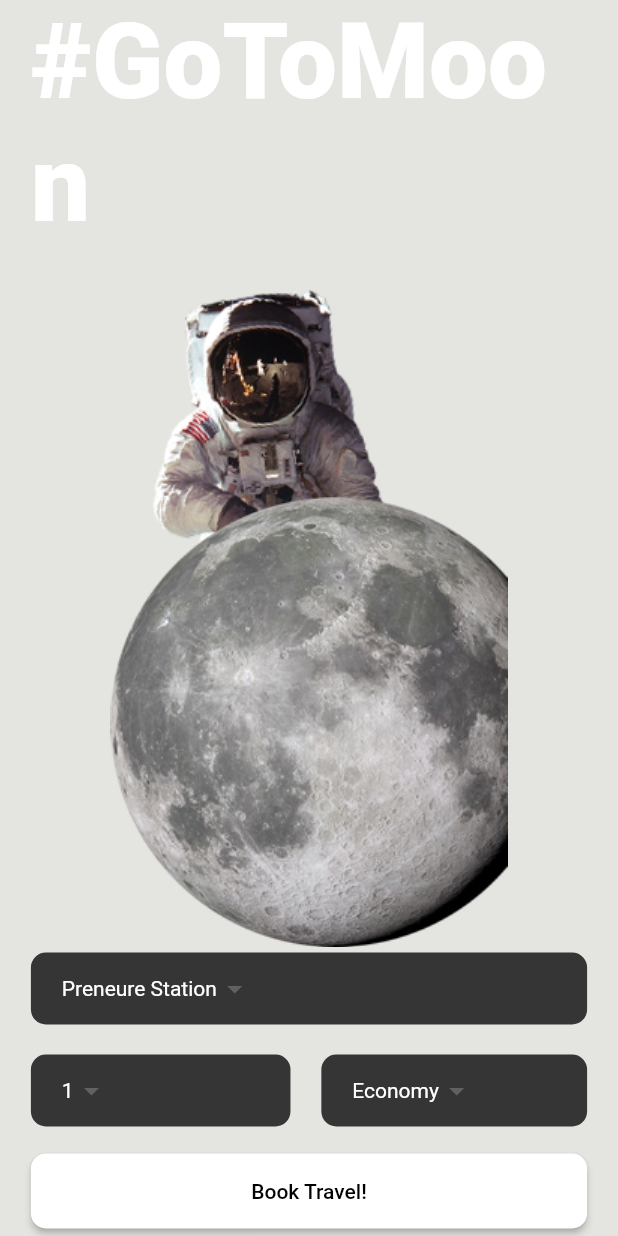
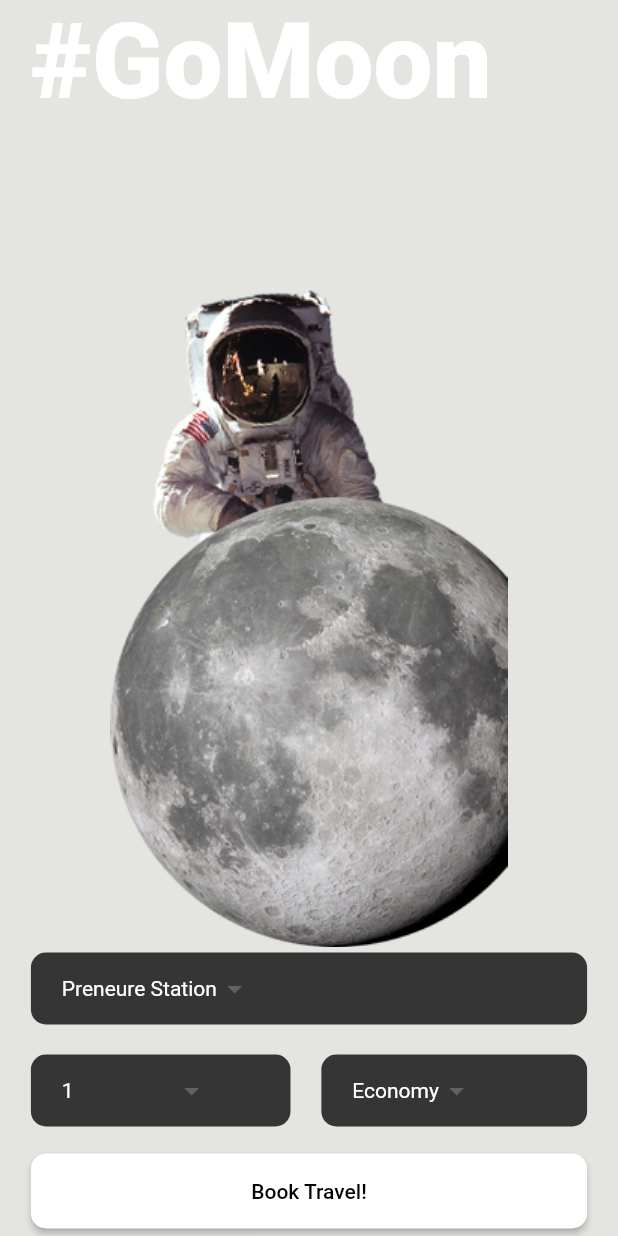
Before and after one commit to Nuri801/new_go_to_moon_UI, a Flutter app: the screen it shows after launch, on a phone screen of 412 x 824 dp. Run offline on Flutter 3.47's test engine with Material 2 defaults, Android fonts, the phone set to English and light mode, and no system bars.

```diff
--- a/lib/pages/home_page.dart
+++ b/lib/pages/home_page.dart
@@ -32,7 +32,7 @@ class HomePage extends StatelessWidget {
                       Row(
                         mainAxisAlignment: MainAxisAlignment.spaceBetween,
                         children: [
-                          DropDownWidget(items: ['1', '2', '3', '4'], width: deviceWidth * 0.42),
+                          DropDownWidget(items: ['1', '2', '3', '4', 'more than 4'], width: deviceWidth * 0.42),
                           DropDownWidget(items: ['Economy', 'Business', 'Luxury'], width: deviceWidth * 0.43),
                         ],
                       ),
@@ -63,7 +63,7 @@ class HomePage extends StatelessWidget {
 
   Widget _pageTitle() {
     return const Text(
-      '#GoToMoon',
+      '#GoMoon',
       style: TextStyle(
         fontSize: 70,
         color: Colors.white,
```
